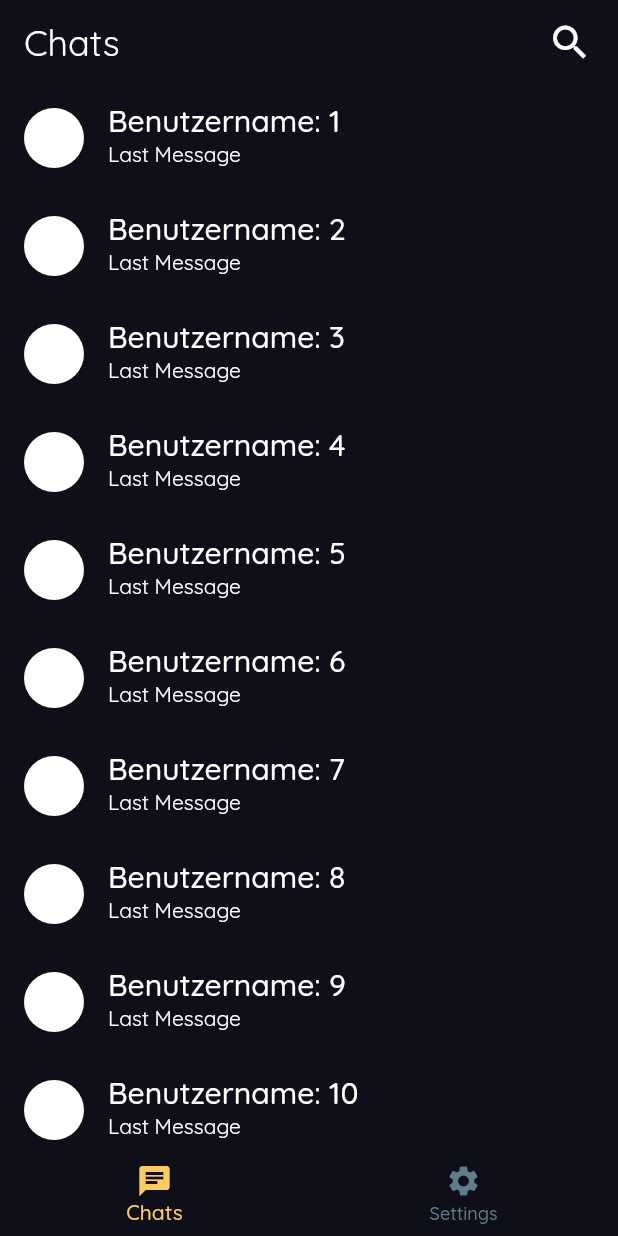
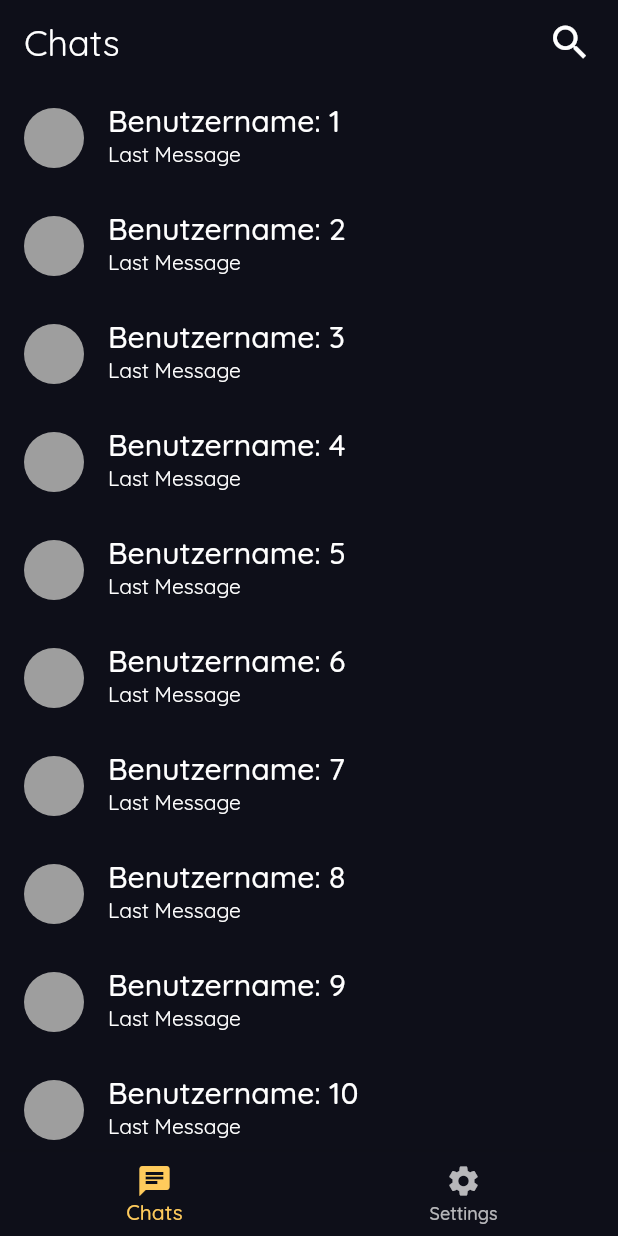
Before and after one commit to nicholas-roether/quicksend, a Flutter app: the screen it shows after launch, on a phone screen of 412 x 824 dp. Run offline on Flutter 3.47's test engine with Material 2 defaults, Android fonts, the phone set to English and light mode, and no system bars; our stand-ins replace dio, flutter_dotenv, flutter_secure_storage, hive_flutter; missing offline and left inert: fast_rsa; accounts and stored records are empty.

Commit message:
Fix theme colors

```diff
--- a/lib/screens/chat_list.dart
+++ b/lib/screens/chat_list.dart
@@ -8,9 +8,7 @@ class ChatList extends StatelessWidget {
   Widget build(BuildContext context) {
     return ListView.builder(
       itemBuilder: (context, index) => ListTile(
-        leading: const CircleAvatar(
-          backgroundColor: Colors.white,
-        ),
+        leading: const CircleAvatar(),
         title: Text(
           'Benutzername: ${index + 1}',
           style: Theme.of(context).textTheme.headline6,
--- a/lib/screens/chat_screen.dart
+++ b/lib/screens/chat_screen.dart
@@ -41,7 +41,6 @@ class _ChatScreenState extends State<ChatScreen> {
                     child: const Card(child: TextField()),
                   ),
                   InkWell(
-                    splashColor: Colors.transparent,
                     borderRadius: BorderRadius.circular(_radius),
                     onTap: () {},
                     child: CircleAvatar(
--- a/lib/screens/settings_screen.dart
+++ b/lib/screens/settings_screen.dart
@@ -30,7 +30,6 @@ class SettingScreen extends StatelessWidget {
               style: Theme.of(context).textTheme.bodyText1,
             ),
             leading: const CircleAvatar(
-              backgroundColor: Colors.white,
               radius: 30,
             ),
           ),
--- a/lib/utils/my_themes.dart
+++ b/lib/utils/my_themes.dart
@@ -2,6 +2,7 @@ import 'package:flutter/material.dart';
 
 class MyThemes {
   static ThemeData mainTheme = ThemeData(
+    brightness: Brightness.dark,
     backgroundColor: const Color(0xFF0e0f19),
     primaryColor: const Color(0xFFffcb5c),
     primarySwatch: const MaterialColor(
@@ -23,56 +24,38 @@ class MyThemes {
     scaffoldBackgroundColor: const Color(0xFF0e0f19),
     appBarTheme: const AppBarTheme(
       backgroundColor: Color(0xFF0e0f19),
-      iconTheme: IconThemeData(
-        color: Colors.white,
-        opacity: 1.0,
-      ),
       shadowColor: Colors.transparent,
     ),
     fontFamily: 'QuickSand',
-    iconTheme: const IconThemeData(
-      color: Colors.white,
-      opacity: 1.0,
-    ),
     inputDecorationTheme: const InputDecorationTheme(
       hintStyle: TextStyle(
         fontWeight: FontWeight.w500,
-        color: Colors.grey,
       ),
       border: InputBorder.none,
     ),
     textTheme: const TextTheme(
       bodyText1: TextStyle(
         fontWeight: FontWeight.w400,
-        color: Colors.white,
       ),
       bodyText2: TextStyle(
         fontWeight: FontWeight.w500,
-        //color: Color(0xFFffcb5c),
-        color: Colors.white,
       ),
       headline1: TextStyle(
-        color: Colors.white,
         fontWeight: FontWeight.w400,
       ),
       headline2: TextStyle(
-        color: Colors.white,
         fontWeight: FontWeight.w400,
       ),
       headline3: TextStyle(
-        color: Colors.white,
         fontWeight: FontWeight.w400,
       ),
       headline4: TextStyle(
-        color: Colors.white,
         fontWeight: FontWeight.w400,
       ),
       headline5: TextStyle(
-        color: Colors.white,
         fontWeight: FontWeight.w400,
       ),
       headline6: TextStyle(
-        color: Colors.white,
         fontWeight: FontWeight.w500,
       ),
     ),
--- a/lib/widgets/custom_bottom_navbar.dart
+++ b/lib/widgets/custom_bottom_navbar.dart
@@ -24,7 +24,6 @@ class CustomBottomNavbar extends StatelessWidget {
       onTap: setIndex,
       backgroundColor: Theme.of(context).backgroundColor,
       selectedItemColor: Theme.of(context).primaryColor,
-      unselectedItemColor: Colors.blueGrey,
     );
   }
 }
```
